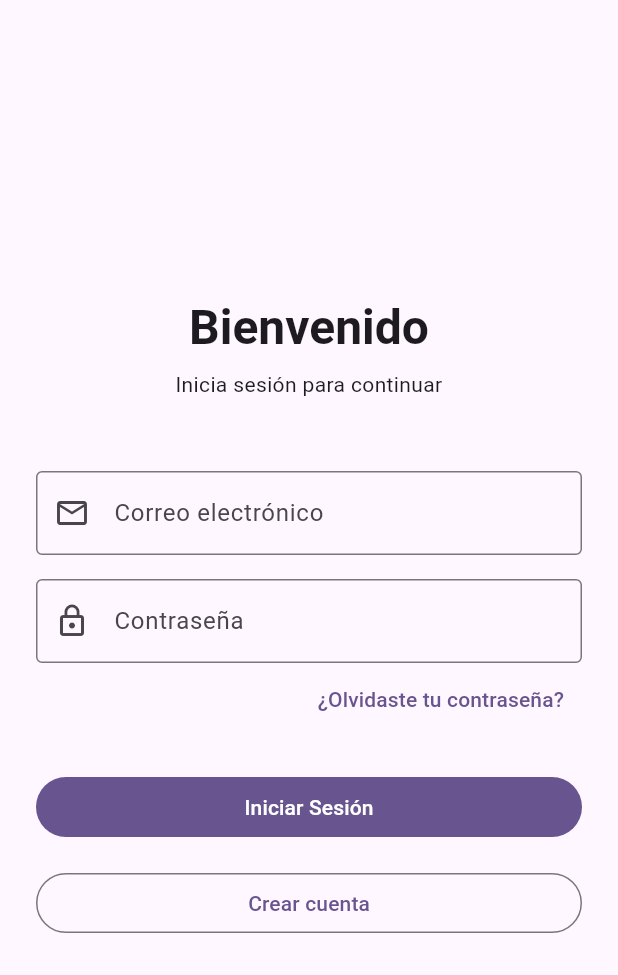
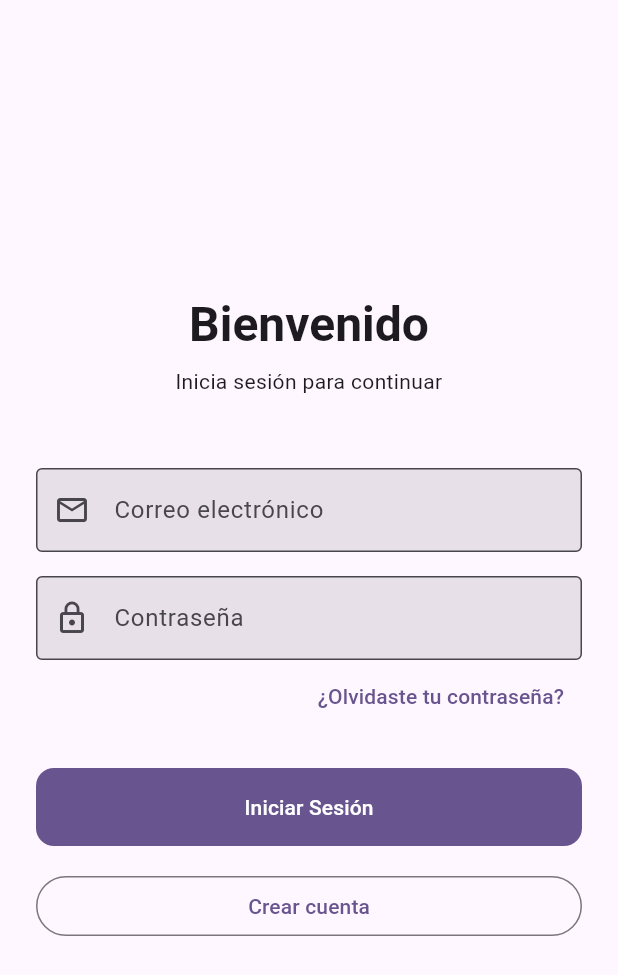
Before and after one commit to lifebalancew47ch-cmd/Mobile_Wereable, a Flutter app: the screen it shows after launch, on a phone screen of 412 x 824 dp. Shown: the top 975 px of the screen. Run offline on Flutter 3.47's test engine with Material 3 defaults, Android fonts, the phone set to English and light mode, and no system bars; our stand-ins replace flutter_local_notifications, go_router, permission_handler, sensors_plus, sqflite; missing offline and left inert: flutter_background_service, flutter_background_service_android, health; accounts and stored records are empty; statements that could not run were skipped.

Commit message:
cambios realizados app_theme.dart: ◦ Definición de primarySeed (DeepPurple) para generar la paleta de Material 3. ◦ Tipografía: Configuración de TextTheme con énfasis en negritas para títulos. ◦ ThemeData: Personalización de lightTheme y darkTheme incluyendo estilos globales para Card, AppBar, InputDecoration y FilledButton.
main.dart:
◦
Vinculación de AppTheme.lightTheme y AppTheme.darkTheme.
◦
Configuración de themeMode: ThemeMode.system para que la app responda automáticamente a la configuración del dispositivo.
◦
Limpieza de estilos en línea previos para centralizarlos en el tema.

```diff
--- /dev/null
+++ b/lib/core/theme/app_theme.dart
@@ -0,0 +1,87 @@
+import 'package:flutter/material.dart';
+
+class AppTheme {
+  // Colores base
+  static const Color primarySeed = Colors.deepPurple;
+
+  // Tipografía personalizada
+  static const TextTheme _textTheme = TextTheme(
+    displayLarge: TextStyle(fontWeight: FontWeight.bold),
+    displayMedium: TextStyle(fontWeight: FontWeight.bold),
+    displaySmall: TextStyle(fontWeight: FontWeight.bold),
+    headlineMedium: TextStyle(fontWeight: FontWeight.bold),
+    titleLarge: TextStyle(fontWeight: FontWeight.w600),
+  );
+
+  // Tema Claro
+  static ThemeData get lightTheme {
+    return ThemeData(
+      useMaterial3: true,
+      colorScheme: ColorScheme.fromSeed(
+        seedColor: primarySeed,
+        brightness: Brightness.light,
+      ),
+      textTheme: _textTheme,
+      appBarTheme: const AppBarTheme(
+        centerTitle: false,
+        elevation: 0,
+      ),
+      cardTheme: CardTheme(
+        elevation: 0,
+        shape: RoundedRectangleBorder(
+          borderRadius: BorderRadius.circular(16),
+        ),
+      ),
+      inputDecorationTheme: InputDecorationTheme(
+        filled: true,
+        border: OutlineInputBorder(
+          borderRadius: BorderRadius.circular(12),
+        ),
+      ),
+      filledButtonTheme: FilledButtonThemeData(
+        style: FilledButton.styleFrom(
+          padding: const EdgeInsets.symmetric(vertical: 16),
+          shape: RoundedRectangleBorder(
+            borderRadius: BorderRadius.circular(12),
+          ),
+        ),
+      ),
+    );
+  }
+
+  // Tema Oscuro
+  static ThemeData get darkTheme {
+    return ThemeData(
+      useMaterial3: true,
+      colorScheme: ColorScheme.fromSeed(
+        seedColor: primarySeed,
+        brightness: Brightness.dark,
+      ),
+      textTheme: _textTheme,
+      appBarTheme: const AppBarTheme(
+        centerTitle: false,
+        elevation: 0,
+      ),
+      cardTheme: CardTheme(
+        elevation: 0,
+        shape: RoundedRectangleBorder(
+          borderRadius: BorderRadius.circular(16),
+        ),
+      ),
+      inputDecorationTheme: InputDecorationTheme(
+        filled: true,
+        border: OutlineInputBorder(
+          borderRadius: BorderRadius.circular(12),
+        ),
+      ),
+      filledButtonTheme: FilledButtonThemeData(
+        style: FilledButton.styleFrom(
+          padding: const EdgeInsets.symmetric(vertical: 16),
+          shape: RoundedRectangleBorder(
+            borderRadius: BorderRadius.circular(12),
+          ),
+        ),
+      ),
+    );
+  }
+}
--- a/lib/main.dart
+++ b/lib/main.dart
@@ -1,6 +1,7 @@
 import 'package:flutter/material.dart';
 import 'package:permission_handler/permission_handler.dart';
 import 'package:lifebalance/core/routes/app_router.dart';
+import 'package:lifebalance/core/theme/app_theme.dart';
 import 'services/background_service.dart';
 import 'services/database_service.dart';
 import 'services/watch_service.dart';
@@ -46,11 +47,11 @@ class _MyAppState extends State<MyApp> {
   Widget build(BuildContext context) {
     return MaterialApp.router(
       title: 'LifeBalance Watch',
-      theme: ThemeData(
-        colorScheme: ColorScheme.fromSeed(seedColor: Colors.deepPurple),
-        useMaterial3: true,
-      ),
+      theme: AppTheme.lightTheme,
+      darkTheme: AppTheme.darkTheme,
+      themeMode: ThemeMode.system, // Por defecto usa el del sistema
       routerConfig: appRouter,
+      debugShowCheckedModeBanner: false,
     );
   }
 }
```
